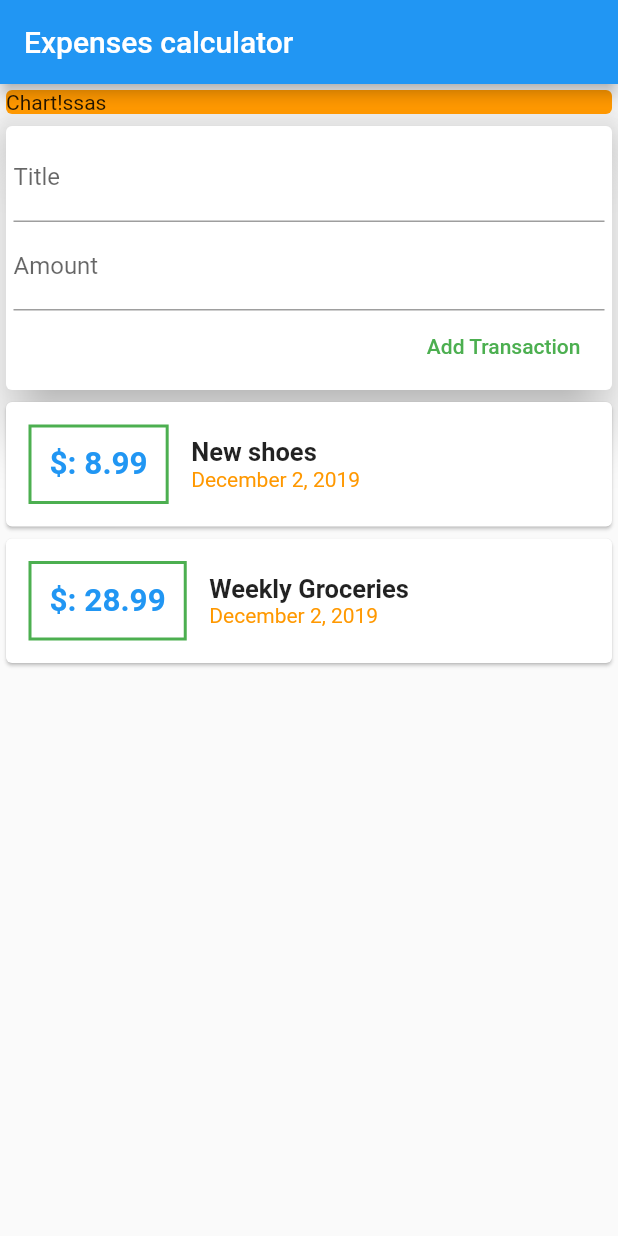
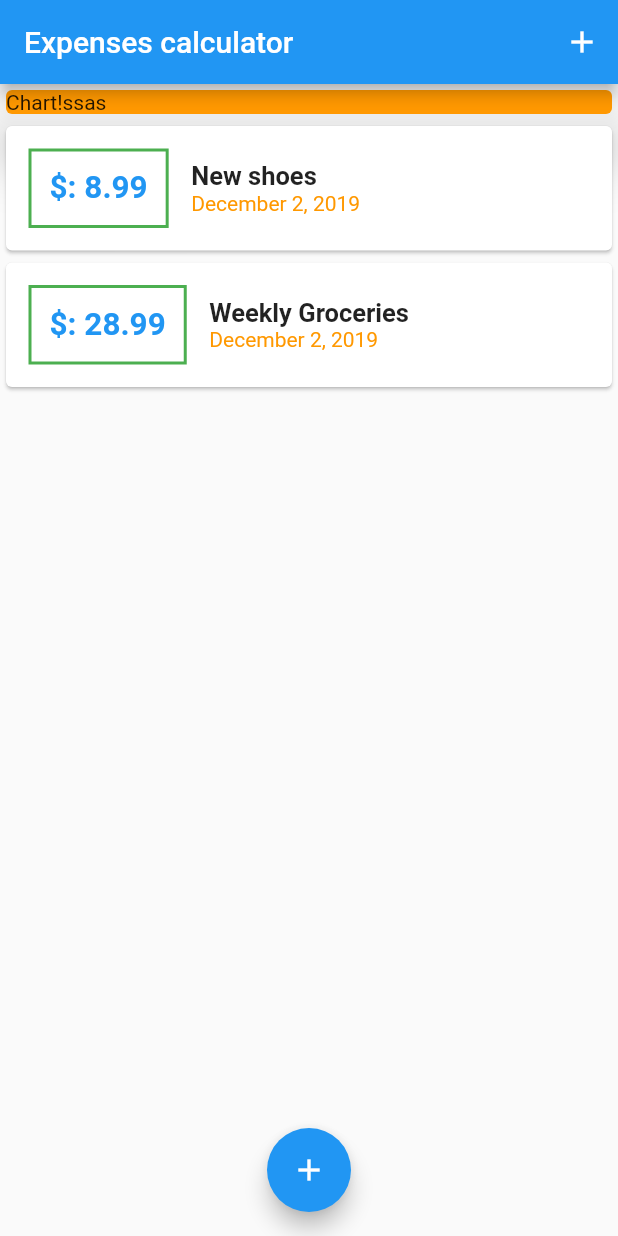
Before and after one commit to Gavrik93/expenses_calc, a Flutter app: the screen it shows after launch, on a phone screen of 412 x 824 dp. Run offline on Flutter 3.47's test engine with Material 2 defaults, Android fonts, the phone set to English and light mode, and no system bars.

```diff
--- a/lib/main.dart
+++ b/lib/main.dart
@@ -1,7 +1,7 @@
+import 'package:expenses_calc/widgets/transaction_list.dart';
 import 'package:flutter/material.dart';
-import './widgets/user_transaction.dart';
-
-
+import './widgets/new_transaction.dart';
+import './model/transaction.dart';
 
 void main() => runApp(MyApp());
 
@@ -9,21 +9,71 @@ class MyApp extends StatelessWidget {
   @override
   Widget build(BuildContext context) {
     return MaterialApp(
+      debugShowCheckedModeBanner: false,
       home: MyHomePage(),
     );
   }
 }
 
-class MyHomePage extends StatelessWidget {
+class MyHomePage extends StatefulWidget {
+  @override
+  _MyHomePageState createState() => _MyHomePageState();
+}
+
+class _MyHomePageState extends State<MyHomePage> {
   final String titleText = 'Expenses calculator';
+  final List<Trasaction> _userTransaction = [
+    Trasaction(
+      id: 't1',
+      title: 'New shoes',
+      amount: 8.99,
+      date: DateTime.now(),
+    ),
+    Trasaction(
+      id: 't2',
+      title: 'Weekly Groceries',
+      amount: 28.99,
+      date: DateTime.now(),
+    ),
+  ];
+
+  void _addNewTransaction(String txTitle, double txAmount) {
+    final newTx = Trasaction(
+        title: txTitle,
+        amount: txAmount,
+        date: DateTime.now(),
+        id: DateTime.now().toString());
+
+    setState(() {
+      _userTransaction.add(newTx);
+    });
+  }
+
+  void _startAddNewTransaction(BuildContext ctx) {
+    showModalBottomSheet(
+        context: ctx,
+        builder: (bCtx) {
+          return GestureDetector(
+            onTap: (){},
+            behavior: HitTestBehavior.opaque,
+            child: NewTransaction(_addNewTransaction));
+        });
+  }
+
   @override
   Widget build(BuildContext context) {
     return Scaffold(
       appBar: AppBar(
         title: Text(titleText),
+        actions: <Widget>[
+          IconButton(
+            icon: Icon(Icons.add),
+            onPressed: () => _startAddNewTransaction(context),
+          )
+        ],
       ),
       body: SingleChildScrollView(
-              child: Column(
+        child: Column(
           mainAxisAlignment: MainAxisAlignment.start,
           crossAxisAlignment: CrossAxisAlignment.stretch,
           children: <Widget>[
@@ -38,10 +88,15 @@ class MyHomePage extends StatelessWidget {
                 elevation: 15,
               ),
             ),
-            UserTransaction(),
+            TransactionList(_userTransaction),
           ],
         ),
       ),
+      floatingActionButton: FloatingActionButton(
+        child: Icon(Icons.add),
+        onPressed: () => _startAddNewTransaction(context),
+      ),
+      floatingActionButtonLocation: FloatingActionButtonLocation.centerFloat,
     );
   }
 }
--- a/lib/widgets/transaction_list.dart
+++ b/lib/widgets/transaction_list.dart
@@ -13,7 +13,7 @@ class TransactionList extends StatelessWidget {
     return Container(
       height: 450,
       child: ListView.builder(
-        itemBuilder: (contex, index){
+        itemBuilder: (contex, index) {
           return Card(
             child: Row(
               children: <Widget>[
@@ -26,7 +26,7 @@ return Card(
                     width: 2,
                   )),
                   child: Text(
-              '\$: ${transaction[index].amount}',
+                    '\$: ${transaction[index].amount.toStringAsFixed(2)}',//how much numbers after dot
                     style: TextStyle(
                         fontWeight: FontWeight.bold,
                         fontSize: 21,
@@ -38,7 +38,8 @@ return Card(
                   children: <Widget>[
                     Text(
                       transaction[index].title,
-                style: TextStyle(fontSize: 17, fontWeight: FontWeight.bold),
+                      style:
+                          TextStyle(fontSize: 17, fontWeight: FontWeight.bold),
                     ),
                     Text(
                       DateFormat.yMMMMd().format(transaction[index].date),
@@ -51,11 +52,6 @@ return Card(
           );
         },
         itemCount: transaction.length,
-          //transform our list of Transactions to a list of cards where each card
-          //outputs the title of the transaction(tx)
-          children: transaction.map((tx) {
-
-          }).toList(),
       ),
     );
   }
--- a/lib/widgets/user_transaction.dart
+++ /dev/null
@@ -1,49 +0,0 @@
-import 'package:flutter/material.dart';
-import './new_transaction.dart';
-import './transaction_list.dart';
-import '../model/transaction.dart';
-
-class UserTransaction extends StatefulWidget {
-  @override
-  _UserTransactionState createState() => _UserTransactionState();
-}
-
-class _UserTransactionState extends State<UserTransaction> {
-  final List<Trasaction> _userTransaction = [
-    Trasaction(
-      id: 't1',
-      title: 'New shoes',
-      amount: 8.99,
-      date: DateTime.now(),
-    ),
-    Trasaction(
-      id: 't2',
-      title: 'Weekly Groceries',
-      amount: 28.99,
-      date: DateTime.now(),
-    ),
-  ];
-
-  void _addNewTransaction(String txTitle, double txAmount) {
-    final newTx = Trasaction(
-        title: txTitle,
-        amount: txAmount,
-        date: DateTime.now(),
-        id: DateTime.now().toString());
-
-        setState(() {
-          _userTransaction.add(newTx);
-        });
-  }
-
-  @override
-  Widget build(BuildContext context) {
-    return Column(
-      children: <Widget>[
-        NewTransaction(_addNewTransaction),
-        //send List<Transaction> to
-        TransactionList(_userTransaction)
-      ],
-    );
-  }
-}
```
Also changed, not shown: lib/widgets/new_transaction.dart (+19 -9 lines). Lines whose indentation alone changed are shown as unchanged.
